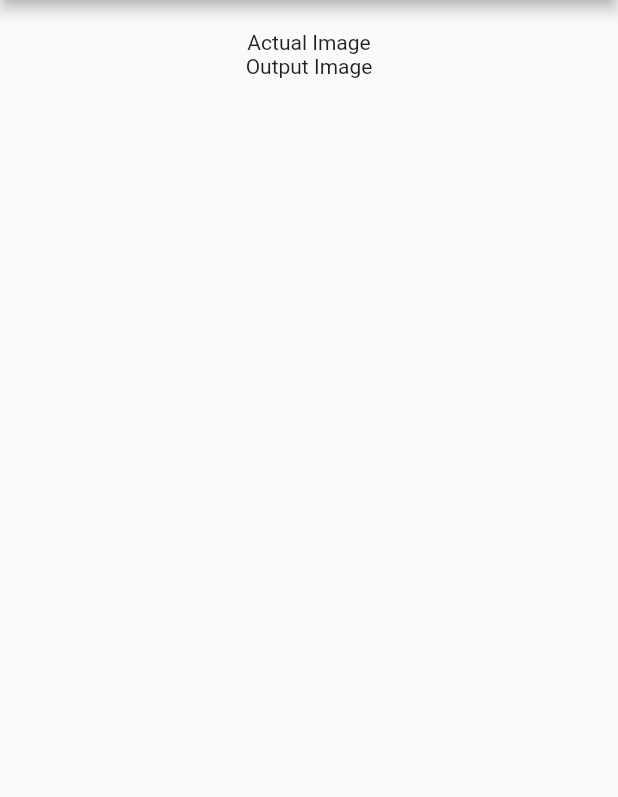
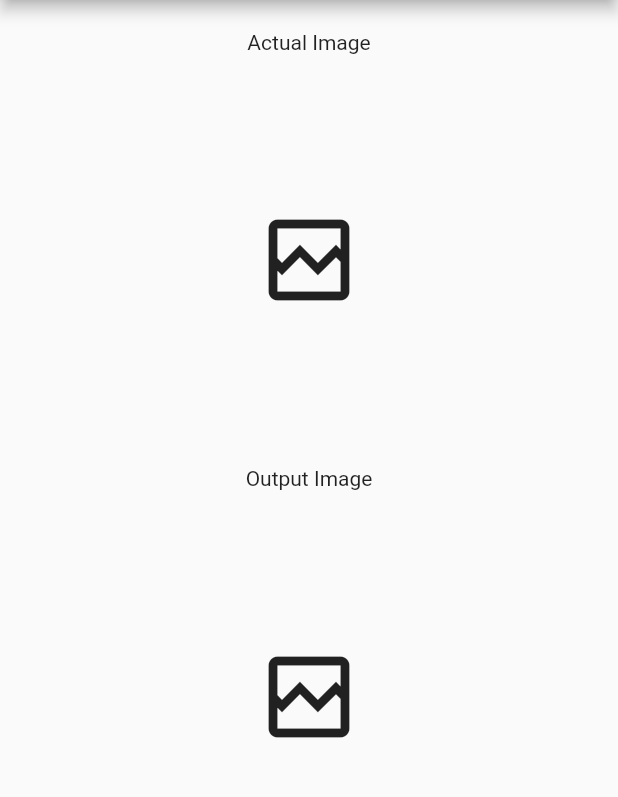
Before and after one commit to rkas123/BTP-draft2, a Flutter app: the GaussianBlurWidget screen opened by its route, on a phone screen of 412 x 824 dp, the part 84-881 px from its top. Run offline on Flutter 3.47's test engine with Material 2 defaults, Android fonts, the phone set to English and light mode, and no system bars; our stand-ins replace camera; missing offline and left inert: opencv.

Commit message:
Added Icon for initial empty response from Camera.

```diff
--- a/lib/widgets/gaussianblur.dart
+++ b/lib/opencv_widgets/gaussianblur.dart
@@ -3,6 +3,8 @@ import 'dart:io';
 import 'package:camera/camera.dart';
 import 'package:flutter/material.dart';
 import 'package:opencv/opencv.dart';
+
+import '../widgets/icon.dart';
 
 class GaussianBlurWidget extends StatefulWidget {
   static String routeName = '/gaussianblur';
@@ -79,16 +81,24 @@ class _GaussianBlurWidgetState extends State<GaussianBlurWidget> {
               crossAxisAlignment: CrossAxisAlignment.center,
               children: [
                 const Text('Actual Image'),
-                if (imgFile != null)
                 SizedBox(
                   height: 275,
-                    child: Image.file(File(imgFile.path)),
+                  child: (imgFile != null)
+                      ? Image.file(File(imgFile.path))
+                      : const MyIcon(
+                          icon: Icons.broken_image_outlined,
+                          size: 'xl',
+                        ),
                 ),
                 const Text('Output Image'),
-                if (outputImage != null)
                 SizedBox(
                   height: 275,
-                    child: outputImage,
+                  child: (outputImage != null)
+                      ? outputImage
+                      : const MyIcon(
+                          icon: Icons.broken_image_outlined,
+                          size: 'xl',
+                        ),
                 ),
               ],
             ),
--- /dev/null
+++ b/lib/widgets/icon.dart
@@ -0,0 +1,28 @@
+import 'package:flutter/material.dart';
+
+class MyIcon extends StatelessWidget {
+  final IconData icon;
+  final String size;
+  const MyIcon({this.icon, this.size = 'default', Key key}) : super(key: key);
+
+  double getSize(String size) {
+    switch (size) {
+      case 'sm':
+        return 12;
+      case 'default':
+        return 24;
+      case 'md':
+        return 24;
+      case 'lg':
+        return 48;
+      case 'xl':
+        return 72;
+    }
+    return 24;
+  }
+
+  @override
+  Widget build(BuildContext context) {
+    return Icon(icon, size: getSize(size));
+  }
+}
```
Also changed, not shown: lib/main.dart (+5 -5 lines), lib/widgets/mainpage.dart (+5 -5 lines), lib/opencv_widgets/blur.dart (renamed from lib/widgets/blur.dart), lib/opencv_widgets/hough.dart (renamed from lib/widgets/hough.dart), lib/opencv_widgets/houghlinesprob.dart (renamed from lib/widgets/houghlinesprob.dart), lib/opencv_widgets/manualtesting.dart (renamed from lib/widgets/manualtesting.dart), lib/opencv_widgets/perspective.dart (renamed from lib/widgets/perspective.dart), lib/opencv_widgets/sobel.dart (renamed from lib/widgets/sobel.dart). Lines whose indentation alone changed are shown as unchanged.
